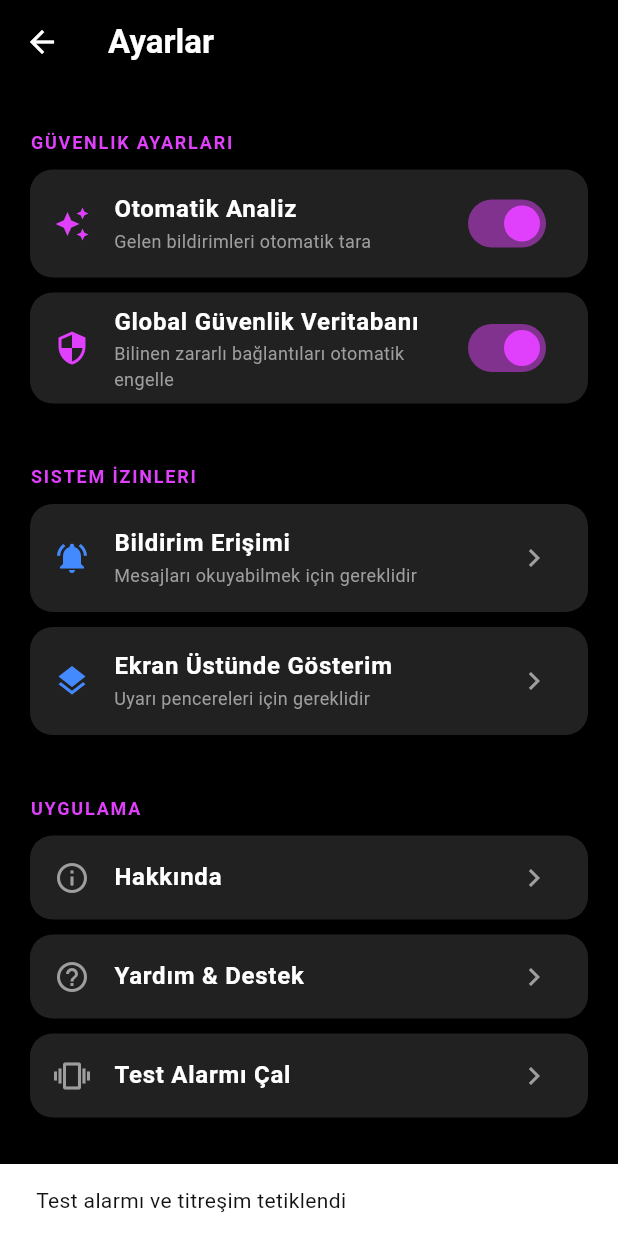
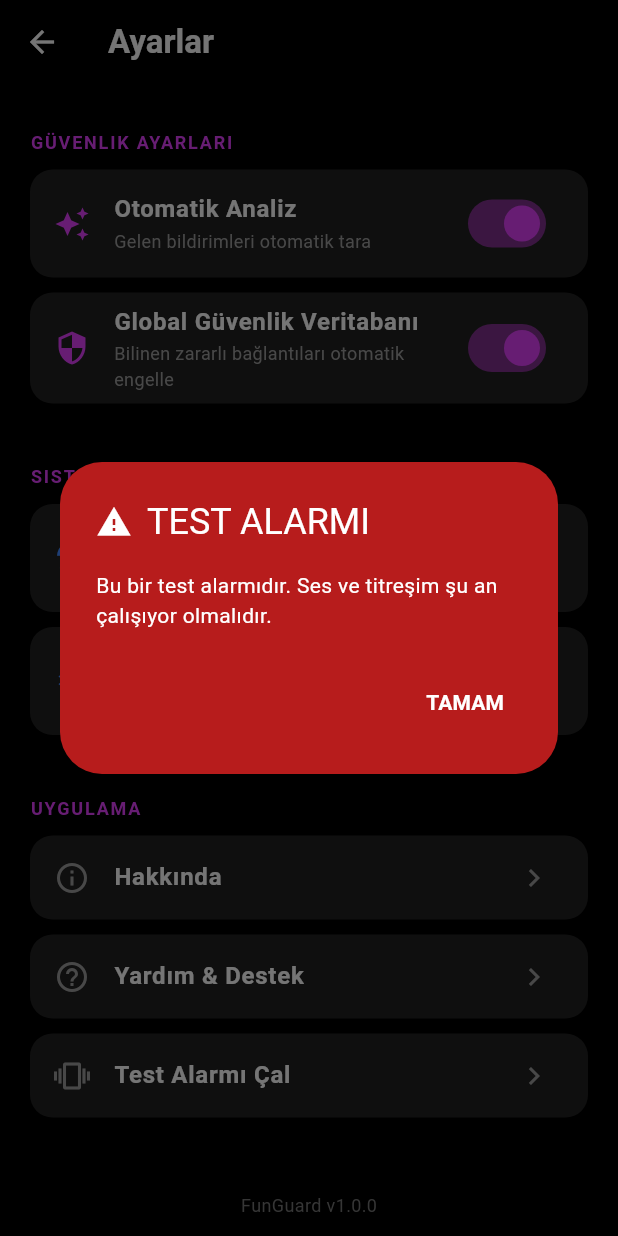
Before and after one commit to FunTeknoloji/funguard-app, a Flutter app: the SettingsPage screen opened directly, after a tap on "Test Alarmı Çal", on a phone screen of 412 x 824 dp. Run offline on Flutter 3.47's test engine with Material 3 defaults, Android fonts, the phone set to English and light mode, and no system bars; our stand-ins replace audioplayers, flutter_local_notifications, google_fonts, shared_preferences, vibration, webview_flutter; missing offline and left inert: flutter_overlay_window; accounts and stored records are empty; network calls fail.

Commit message:
Final fix for Accessibility visibility, Site Detection, and added Safe Browser.
- Added 'Safe Browser' feature with automatic USOM and AI scanning.
- Fixed Accessibility Service visibility using fully qualified name and correct string references.
- Improved Test Alarm with sound, vibration, and a red warning pop-up.
- Updated SoundService with more reliable Pixabay MP3 sources and error handling.
- Added clipboard monitoring fallback for site detection.
- Fixed onboarding layout to ensure 'START' button is always visible.
- Enabled GitHub Actions build on all branches.

Co-authored-by: FunTeknoloji <219908511+FunTeknoloji@users.noreply.github.com>

```diff
--- a/lib/app_state.dart
+++ b/lib/app_state.dart
@@ -214,6 +214,10 @@ class AppState extends ChangeNotifier {
     await _channel.invokeMethod('requestAccessibilityPermission');
   }
 
+  void triggerManualWarning(String title, String body) {
+    _showWarningNotification(title, body);
+  }
+
   Future<void> finishOnboarding() async {
     _hasFinishedOnboarding = true;
     await storageService.setHasFinishedOnboarding(true);
--- a/lib/services/sound_service.dart
+++ b/lib/services/sound_service.dart
@@ -6,18 +6,31 @@ class SoundService {
   // For a real app, these would be in assets
   // For now we use some publicly available UI sounds for demonstration
   static const String scanSound = 'https://assets.mixkit.co/active_storage/sfx/2568/2568-preview.mp3';
-  static const String dangerSound = 'https://assets.mixkit.co/active_storage/sfx/951/951-preview.mp3';
-  static const String safeSound = 'https://assets.mixkit.co/active_storage/sfx/2013/2013-preview.mp3';
+  static const String dangerSound = 'https://cdn.pixabay.com/download/audio/2022/03/10/audio_f56360c733.mp3?filename=emergency-alarm-with-reverb-105151.mp3';
+  static const String safeSound = 'https://cdn.pixabay.com/download/audio/2021/08/04/audio_06256f085a.mp3?filename=success-1-6297.mp3';
 
   Future<void> playScan() async {
-    await _player.play(UrlSource(scanSound));
+    try {
+      await _player.play(UrlSource(scanSound));
+    } catch (e) {
+      print("Error playing scan sound: $e");
+    }
   }
 
   Future<void> playDanger() async {
-    await _player.play(UrlSource(dangerSound));
+    try {
+      await _player.setReleaseMode(ReleaseMode.stop);
+      await _player.play(UrlSource(dangerSound));
+    } catch (e) {
+      print("Error playing danger sound: $e");
+    }
   }
 
   Future<void> playSafe() async {
-    await _player.play(UrlSource(safeSound));
+    try {
+      await _player.play(UrlSource(safeSound));
+    } catch (e) {
+      print("Error playing safe sound: $e");
+    }
   }
 }
--- a/lib/ui/pages/dashboard_page.dart
+++ b/lib/ui/pages/dashboard_page.dart
@@ -4,6 +4,7 @@ import '../../app_state.dart';
 import 'text_analysis_page.dart';
 import 'link_analysis_page.dart';
 import 'general_analysis_page.dart';
+import 'browser_page.dart';
 
 class DashboardPage extends StatelessWidget {
   const DashboardPage({super.key});
@@ -209,6 +210,7 @@ class DashboardPage extends StatelessWidget {
               _buildModernCard(context, 'E-Posta', Icons.email_rounded, const GeneralAnalysisPage(title: 'E-Posta Analizi', hintText: 'E-posta içeriğini yapıştırın...')),
               _buildModernCard(context, 'Sosyal Medya', Icons.people_rounded, const GeneralAnalysisPage(title: 'Sosyal Medya', hintText: 'Mesajı yapıştırın...')),
               _buildModernCard(context, 'Arama Takip', Icons.call_rounded, const GeneralAnalysisPage(title: 'Arama Analizi', hintText: 'Numara veya görüşme detaylarını yazın...')),
+              _buildModernCard(context, 'Güvenli Tarayıcı', Icons.language_rounded, const BrowserPage()),
             ],
           ),
         ],
--- a/lib/ui/pages/settings_page.dart
+++ b/lib/ui/pages/settings_page.dart
@@ -68,8 +68,29 @@ class SettingsPage extends StatelessWidget {
             onTap: () {
               appState.soundService.playDanger();
               vibration.Vibration.vibrate(pattern: [0, 500, 200, 500]);
-              ScaffoldMessenger.of(context).showSnackBar(
-                const SnackBar(content: Text('Test alarmı ve titreşim tetiklendi'))
+
+              showDialog(
+                context: context,
+                builder: (context) => AlertDialog(
+                  backgroundColor: Colors.red[900],
+                  title: const Row(
+                    children: [
+                      Icon(Icons.warning, color: Colors.white),
+                      SizedBox(width: 10),
+                      Text('TEST ALARMI', style: TextStyle(color: Colors.white)),
+                    ],
+                  ),
+                  content: const Text(
+                    'Bu bir test alarmıdır. Ses ve titreşim şu an çalışıyor olmalıdır.',
+                    style: TextStyle(color: Colors.white),
+                  ),
+                  actions: [
+                    TextButton(
+                      onPressed: () => Navigator.pop(context),
+                      child: const Text('TAMAM', style: TextStyle(color: Colors.white, fontWeight: FontWeight.bold)),
+                    ),
+                  ],
+                ),
               );
             },
           ),
--- a/pubspec.yaml
+++ b/pubspec.yaml
@@ -40,6 +40,7 @@ dependencies:
   cupertino_icons: ^1.0.8
   flutter_overlay_window: ^0.5.0
   audioplayers: ^6.0.0
+  webview_flutter: ^4.4.2
 
 dev_dependencies:
   flutter_launcher_icons: ^0.13.1
```
Also changed, not shown: lib/ui/pages/browser_page.dart (added, +153 -0 lines), pubspec.lock, 3 other files.
